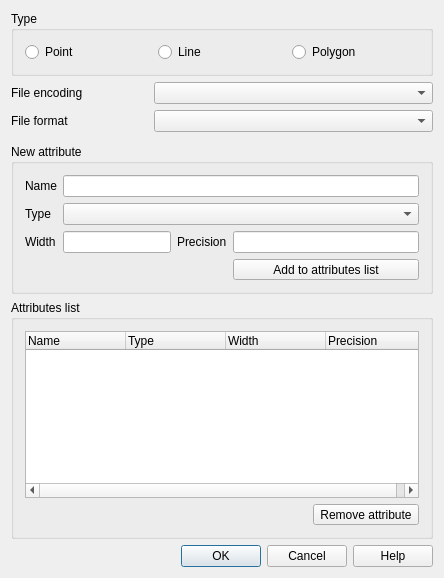
Old version of the form src/ui/qgsnewvectorlayerdialogbase.ui in the repository qgis/QGIS.
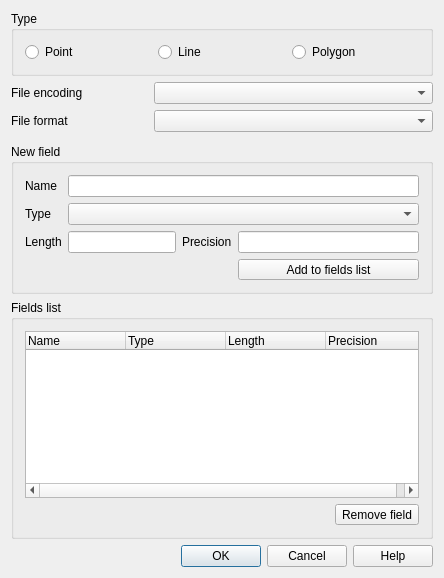
New version of the form. Icons and pictures are not drawn. Custom widgets are drawn as their Qt base class.

Diff of the .ui file:
```diff
--- a/src/ui/qgsnewvectorlayerdialogbase.ui
+++ b/src/ui/qgsnewvectorlayerdialogbase.ui
@@ -107,7 +107,7 @@
    <item row="10" column="0" colspan="3">
     <widget class="QGroupBox" name="groupBox">
      <property name="title">
-      <string>New attribute</string>
+      <string>New field</string>
      </property>
      <layout class="QGridLayout">
       <item row="0" column="0">
@@ -139,7 +139,7 @@
       <item row="2" column="0">
        <widget class="QLabel" name="label">
         <property name="text">
-         <string>Width</string>
+         <string>Length</string>
         </property>
         <property name="buddy">
          <cstring>mWidth</cstring>
@@ -177,7 +177,7 @@
          <enum>Qt::LeftToRight</enum>
         </property>
         <property name="text">
-         <string>Add to attributes list</string>
+         <string>Add to fields list</string>
         </property>
         <property name="icon">
          <iconset>
@@ -194,7 +194,7 @@
    <item row="12" column="0" colspan="3">
     <widget class="QGroupBox" name="groupBox_2">
      <property name="title">
-      <string>Attributes list</string>
+      <string>Fields list</string>
      </property>
      <layout class="QGridLayout">
       <item row="2" column="0" colspan="2">
@@ -226,7 +226,7 @@
         </column>
         <column>
          <property name="text">
-          <string>Width</string>
+          <string>Length</string>
          </property>
         </column>
         <column>
@@ -261,7 +261,7 @@
          <string>Delete selected attribute</string>
         </property>
         <property name="text">
-         <string>Remove attribute</string>
+         <string>Remove field</string>
         </property>
         <property name="icon">
          <iconset>
```
Left out of the diff: 4 changed lines with no effect on the pictures.
